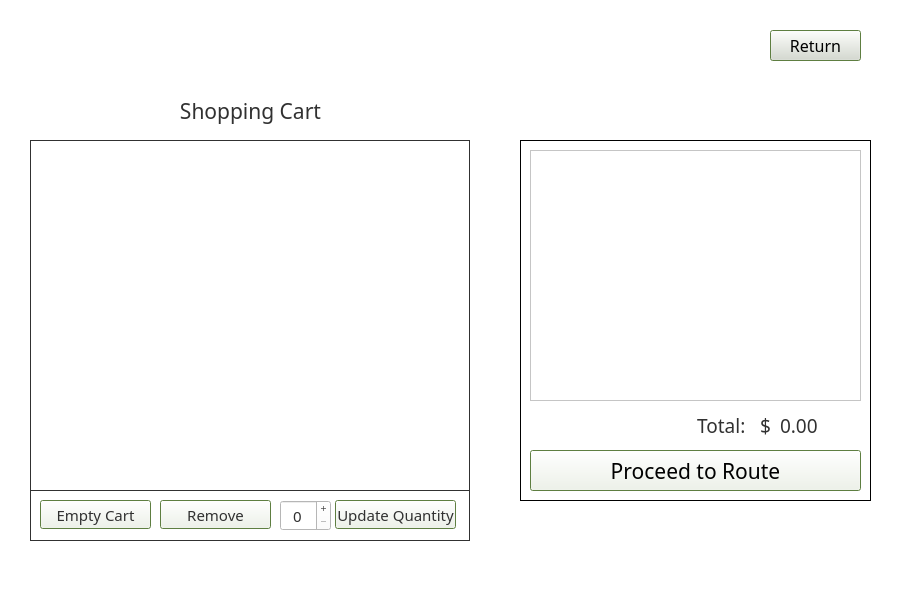
Above: shoppingcart.ui from DannyCamacho/CollegeConnect before the change. Below: the same form after it.
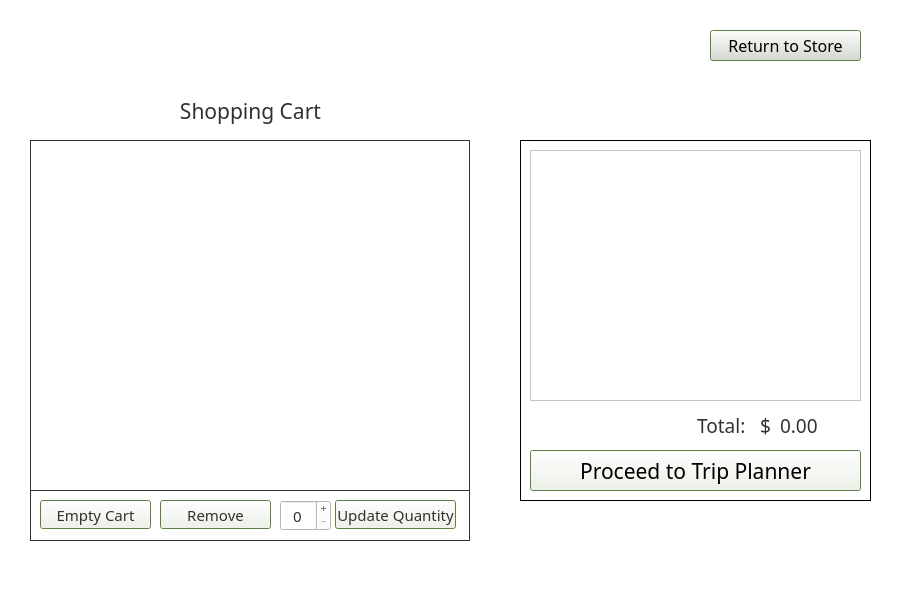
That is the form after the change. Icons and pictures are not drawn.

Commit message: changes to sizing/buttons, tripplanner.ui & schoolStore.ui

The edit to the form file:
```diff
--- a/shoppingcart.ui
+++ b/shoppingcart.ui
@@ -96,7 +96,7 @@
      </property>
      <property name="minimumSize">
       <size>
-       <width>0</width>
+       <width>146</width>
        <height>0</height>
       </size>
      </property>
@@ -110,6 +110,7 @@
       <font>
        <family>Mongolian Baiti</family>
        <pointsize>16</pointsize>
+       <weight>50</weight>
        <bold>false</bold>
       </font>
      </property>
@@ -129,7 +130,7 @@
 }</string>
      </property>
      <property name="text">
-      <string>Proceed to Route</string>
+      <string>Proceed to Trip Planner</string>
      </property>
      <property name="autoDefault">
       <bool>true</bool>
@@ -626,9 +627,9 @@
    <widget class="QPushButton" name="pushButton_6">
     <property name="geometry">
      <rect>
-      <x>770</x>
+      <x>710</x>
       <y>30</y>
-      <width>91</width>
+      <width>151</width>
       <height>31</height>
      </rect>
     </property>
@@ -636,6 +637,7 @@
      <font>
       <family>Bahnschrift</family>
       <pointsize>12</pointsize>
+      <weight>50</weight>
       <bold>false</bold>
      </font>
     </property>
@@ -644,7 +646,7 @@
 color: rgb(0, 0, 0);</string>
     </property>
     <property name="text">
-     <string>Return</string>
+     <string>Return to Store</string>
     </property>
     <property name="icon">
      <iconset>
```
Left out of the diff: 11 changed lines with no effect on the pictures. The commit also changes 2 other files.
